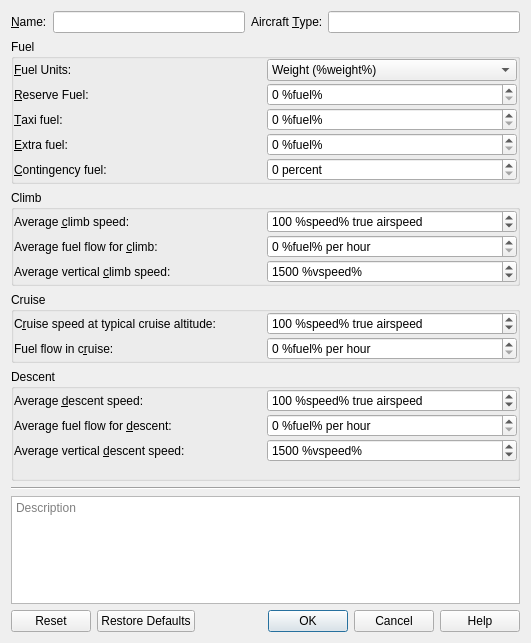
The window that src/perf/aircraftperfdialog.ui (albar965/littlenavmap) describes before a commit, drawn with Qt 5.
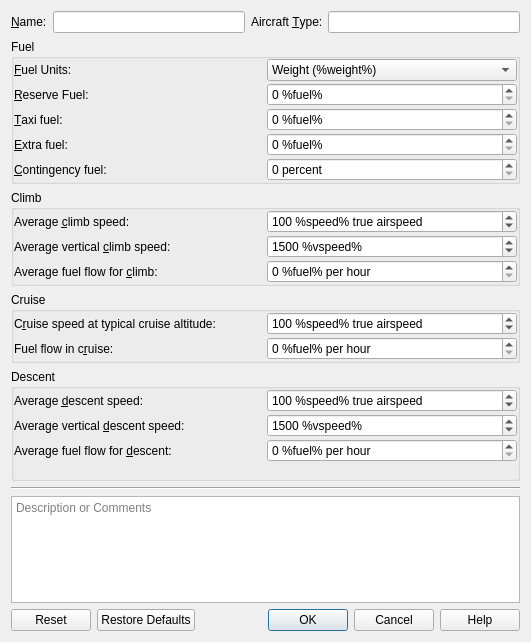
The same window after the commit.

Commit message: Fixes for wrong indications in TOD calculation. Added time to TOC. Inserted tooltips for performance edit dialog and adjusted tab order. #255

Diff of the .ui file:
```diff
--- a/src/perf/aircraftperfdialog.ui
+++ b/src/perf/aircraftperfdialog.ui
@@ -7,7 +7,7 @@
     <x>0</x>
     <y>0</y>
     <width>531</width>
-    <height>643</height>
+    <height>642</height>
    </rect>
   </property>
   <property name="windowTitle">
@@ -40,7 +40,11 @@
       </widget>
      </item>
      <item>
-      <widget class="QLineEdit" name="lineEditType"/>
+      <widget class="QLineEdit" name="lineEditType">
+       <property name="toolTip">
+        <string>Aircraft type like B732 or C172</string>
+       </property>
+      </widget>
      </item>
     </layout>
    </item>
@@ -91,6 +95,10 @@
       </item>
       <item row="3" column="1">
        <widget class="QSpinBox" name="spinBoxExtraFuel">
+        <property name="toolTip">
+         <string>Fuel added at the discretion of the 
+captain or the dispatcher</string>
+        </property>
         <property name="suffix">
          <string> %fuel%</string>
         </property>
@@ -134,6 +142,11 @@
       </item>
       <item row="1" column="1">
        <widget class="QSpinBox" name="spinBoxReserveFuel">
+        <property name="toolTip">
+         <string>Minimum fuel required to fly for 30 minutes at 1,500 feet
+above the alternate or at the destination at holding speed if 
+an alternate is not required</string>
+        </property>
         <property name="suffix">
          <string> %fuel%</string>
         </property>
@@ -147,6 +160,9 @@
       </item>
       <item row="2" column="1">
        <widget class="QSpinBox" name="spinBoxTaxiFuel">
+        <property name="toolTip">
+         <string>Fuel used prior to takeoff by APU, engine start and taxi</string>
+        </property>
         <property name="suffix">
          <string> %fuel%</string>
         </property>
@@ -160,6 +176,11 @@
       </item>
       <item row="4" column="1">
        <widget class="QSpinBox" name="spinBoxContingencyFuel">
+        <property name="toolTip">
+         <string>This accounts for additional enroute fuel consumption 
+caused by wind or routing changes. 
+This will increase the trip fuel by the given percentage.</string>
+        </property>
         <property name="suffix">
          <string> percent</string>
         </property>
@@ -224,29 +245,6 @@
         </property>
        </widget>
       </item>
-      <item row="2" column="1">
-       <widget class="QSpinBox" name="spinBoxClimbFuelFlow">
-        <property name="suffix">
-         <string> %fuel% per hour</string>
-        </property>
-        <property name="maximum">
-         <number>10000</number>
-        </property>
-        <property name="singleStep">
-         <number>10</number>
-        </property>
-       </widget>
-      </item>
-      <item row="2" column="0">
-       <widget class="QLabel" name="labelClimbFuelFlow">
-        <property name="text">
-         <string>Average fuel flow for &amp;climb:</string>
-        </property>
-        <property name="buddy">
-         <cstring>spinBoxClimbFuelFlow</cstring>
-        </property>
-       </widget>
-      </item>
       <item row="0" column="0">
        <widget class="QLabel" name="labelClimbSpeed">
         <property name="text">
@@ -286,6 +284,29 @@
         </property>
        </widget>
       </item>
+      <item row="4" column="0">
+       <widget class="QLabel" name="labelClimbFuelFlow">
+        <property name="text">
+         <string>Average fuel flow for &amp;climb:</string>
+        </property>
+        <property name="buddy">
+         <cstring>spinBoxClimbFuelFlow</cstring>
+        </property>
+       </widget>
+      </item>
+      <item row="4" column="1">
+       <widget class="QSpinBox" name="spinBoxClimbFuelFlow">
+        <property name="suffix">
+         <string> %fuel% per hour</string>
+        </property>
+        <property name="maximum">
+         <number>10000</number>
+        </property>
+        <property name="singleStep">
+         <number>10</number>
+        </property>
+       </widget>
+      </item>
      </layout>
     </widget>
    </item>
@@ -415,29 +436,6 @@
         </property>
        </widget>
       </item>
-      <item row="2" column="0">
-       <widget class="QLabel" name="labelDescentFuelFlow">
-        <property name="text">
-         <string>Average fuel flow for &amp;descent:</string>
-        </property>
-        <property name="buddy">
-         <cstring>spinBoxDescentFuelFlow</cstring>
-        </property>
-       </widget>
-      </item>
-      <item row="2" column="1">
-       <widget class="QSpinBox" name="spinBoxDescentFuelFlow">
-        <property name="suffix">
-         <string> %fuel% per hour</string>
-        </property>
-        <property name="maximum">
-         <number>10000</number>
-        </property>
-        <property name="singleStep">
-         <number>10</number>
-        </property>
-       </widget>
-      </item>
       <item row="0" column="0">
        <widget class="QLabel" name="labelDescentSpeed">
         <property name="text">
@@ -467,13 +465,40 @@
         </property>
        </widget>
       </item>
-      <item row="4" column="1">
+      <item row="5" column="1">
        <widget class="QLabel" name="labelDescentRule">
+        <property name="toolTip">
+         <string>Equivalent rule of thumb for 
+the given descent speeds</string>
+        </property>
         <property name="text">
          <string/>
         </property>
        </widget>
       </item>
+      <item row="4" column="0">
+       <widget class="QLabel" name="labelDescentFuelFlow">
+        <property name="text">
+         <string>Average fuel flow for &amp;descent:</string>
+        </property>
+        <property name="buddy">
+         <cstring>spinBoxDescentFuelFlow</cstring>
+        </property>
+       </widget>
+      </item>
+      <item row="4" column="1">
+       <widget class="QSpinBox" name="spinBoxDescentFuelFlow">
+        <property name="suffix">
+         <string> %fuel% per hour</string>
+        </property>
+        <property name="maximum">
+         <number>10000</number>
+        </property>
+        <property name="singleStep">
+         <number>10</number>
+        </property>
+       </widget>
+      </item>
      </layout>
     </widget>
    </item>
@@ -493,7 +518,7 @@
       <set>Qt::TextEditorInteraction</set>
      </property>
      <property name="placeholderText">
-      <string>Description</string>
+      <string>Description or Comments</string>
      </property>
      <property name="openExternalLinks">
       <bool>true</bool>
```
Left out of the diff: 16 changed lines with no effect on the pictures. The commit also changes 3 other files.
